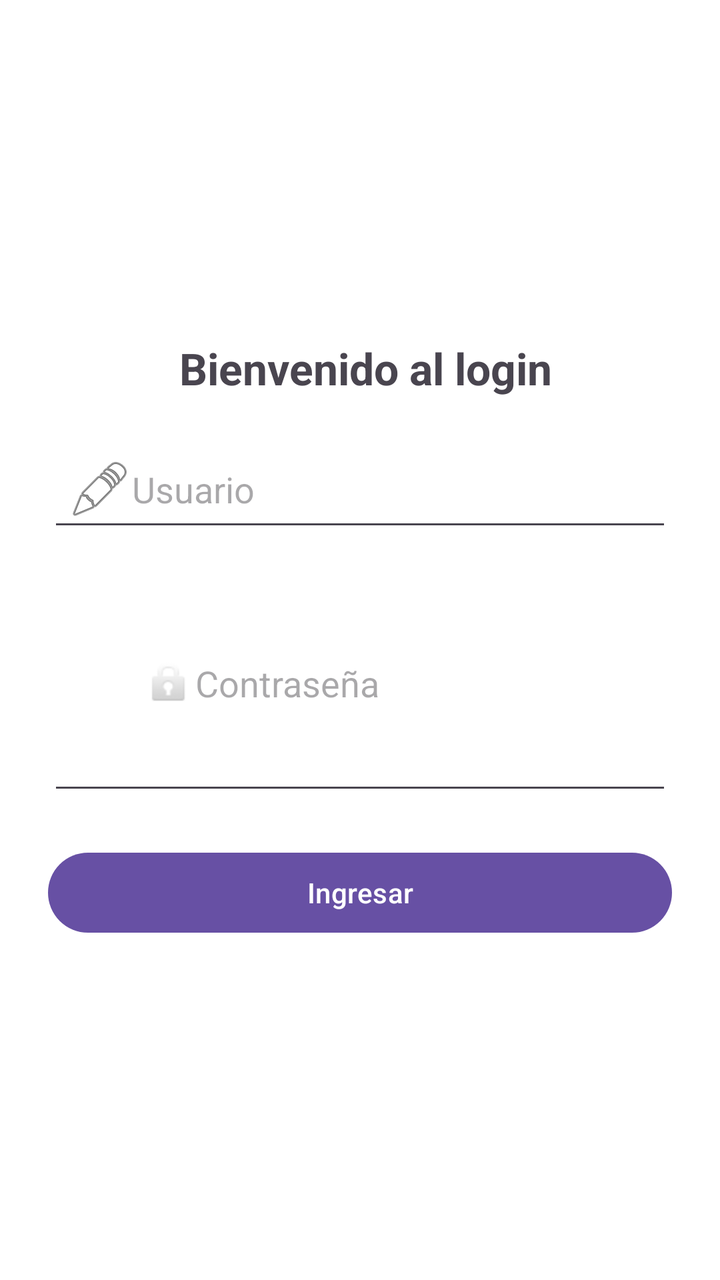
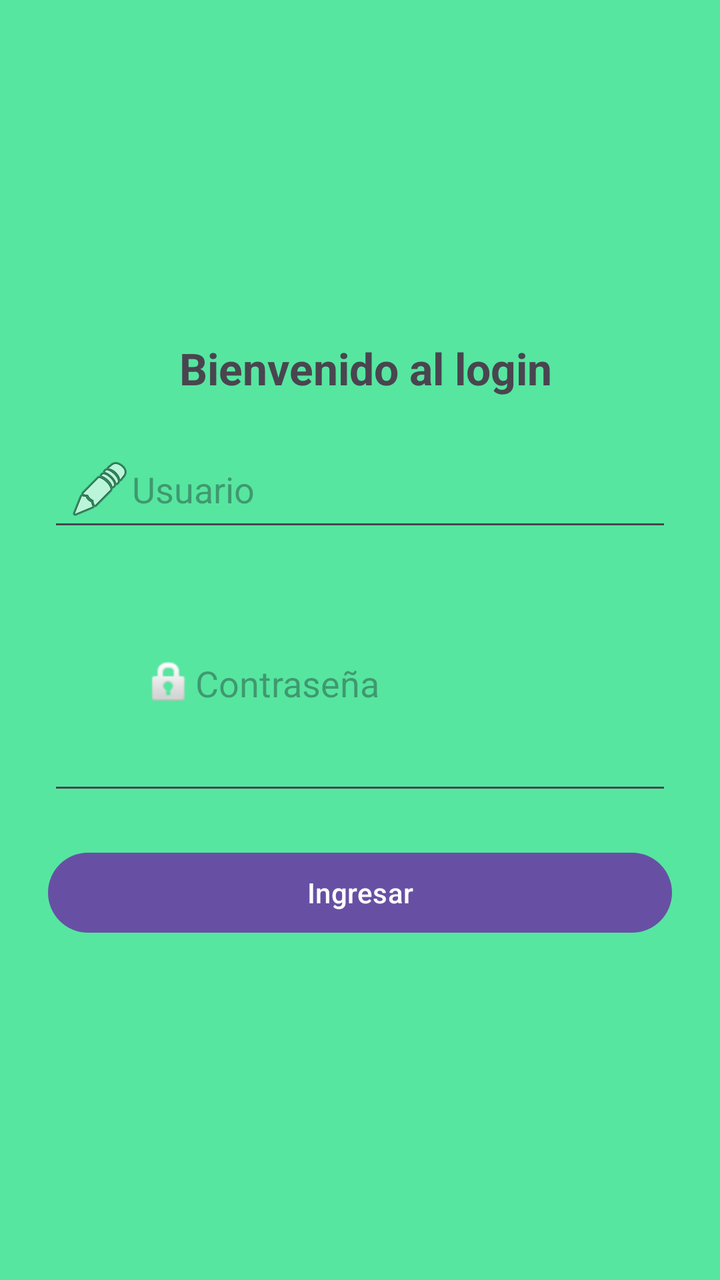

Two renders of the same Android screen: before a commit and after it. Below are the layout's source before the change and the commit's diff.
<!-- AndroidManifest.xml: application theme Theme.Cultivos_Orquideas -->
<!-- res/layout/activity_login.xml -->
<?xml version="1.0" encoding="utf-8"?>
<LinearLayout xmlns:android="http://schemas.android.com/apk/res/android"
    android:id="@+id/main"
    android:layout_width="match_parent"
    android:layout_height="match_parent"
    android:orientation="vertical"
    android:padding="24dp"
    android:gravity="center"
    android:background="@android:color/white">

    <TextView
        android:id="@+id/tvTituloLogin"
        android:layout_width="match_parent"
        android:layout_height="wrap_content"
        android:text=" Bienvenido al login"
        android:textSize="22sp"
        android:textStyle="bold"
        android:gravity="center"
        android:paddingBottom="20dp"/>
    <EditText
        android:id="@+id/etUser"
        android:layout_width="match_parent"
        android:layout_height="wrap_content"
        android:hint="Usuario"
        android:inputType="textPersonName"
        android:drawableStart="@android:drawable/ic_menu_edit"
        android:padding="10dp"/>
    <EditText
        android:id="@+id/etPass"
        android:layout_width="match_parent"
        android:layout_height="wrap_content"
        android:hint="Contraseña"
        android:inputType="textPassword"
        android:drawableStart="@android:drawable/ic_lock_idle_lock"
        android:padding="48dp"
        android:layout_marginTop="10dp"/>
    <Button
        android:id="@+id/btnLogin"
        android:layout_width="match_parent"
        android:layout_height="wrap_content"
        android:text="Ingresar"
        android:layout_marginTop="20dp"/>
</LinearLayout>
<!-- resources referenced by this layout -->
<resources>
  <style name="Theme.Cultivos_Orquideas" parent="Base.Theme.Cultivos_Orquideas" />
  <style name="Base.Theme.Cultivos_Orquideas" parent="Theme.Material3.DayNight.NoActionBar">
          
          
      </style>
</resources>

<!-- the commit's change to res/layout/activity_login.xml (unified diff, before → after) -->
@@ -3,41 +3,44 @@
     android:id="@+id/main"
     android:layout_width="match_parent"
     android:layout_height="match_parent"
+    android:background="#56E6A0"
+    android:gravity="center"
     android:orientation="vertical"
-    android:padding="24dp"
-    android:gravity="center"
-    android:background="@android:color/white">
+    android:padding="24dp">
 
     <TextView
         android:id="@+id/tvTituloLogin"
         android:layout_width="match_parent"
         android:layout_height="wrap_content"
+        android:gravity="center"
+        android:paddingBottom="20dp"
         android:text=" Bienvenido al login"
         android:textSize="22sp"
-        android:textStyle="bold"
-        android:gravity="center"
-        android:paddingBottom="20dp"/>
+        android:textStyle="bold" />
+
     <EditText
         android:id="@+id/etUser"
         android:layout_width="match_parent"
         android:layout_height="wrap_content"
+        android:drawableStart="@android:drawable/ic_menu_edit"
         android:hint="Usuario"
         android:inputType="textPersonName"
-        android:drawableStart="@android:drawable/ic_menu_edit"
-        android:padding="10dp"/>
+        android:padding="10dp" />
+
     <EditText
         android:id="@+id/etPass"
         android:layout_width="match_parent"
         android:layout_height="wrap_content"
+        android:layout_marginTop="10dp"
+        android:drawableStart="@android:drawable/ic_lock_idle_lock"
         android:hint="Contraseña"
         android:inputType="textPassword"
-        android:drawableStart="@android:drawable/ic_lock_idle_lock"
-        android:padding="48dp"
-        android:layout_marginTop="10dp"/>
+        android:padding="48dp" />
+
     <Button
         android:id="@+id/btnLogin"
         android:layout_width="match_parent"
         android:layout_height="wrap_content"
-        android:text="Ingresar"
-        android:layout_marginTop="20dp"/>
+        android:layout_marginTop="20dp"
+        android:text="Ingresar" />
 </LinearLayout>
